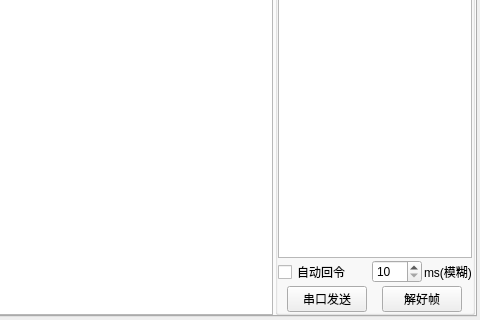
Old version of the form widget.ui in the repository Sadaharuuu/PinHZ; both pictures show x 420 to 900 and y 380 to 700 of the 900 by 700 pixel window.
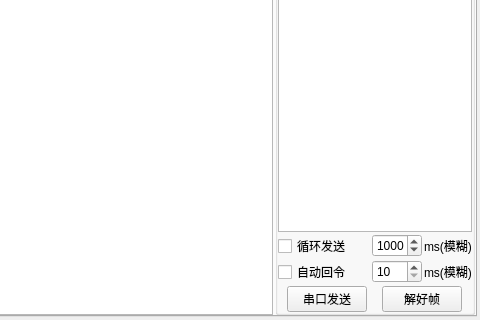
New version of the form. Icons and pictures are not drawn.

Diff of the .ui file:
```diff
--- a/widget.ui
+++ b/widget.ui
@@ -909,6 +909,65 @@
                </property>
               </widget>
              </item>
+             <item>
+              <layout class="QHBoxLayout" name="horizontalLayout_20">
+               <property name="spacing">
+                <number>2</number>
+               </property>
+               <item>
+                <widget class="QCheckBox" name="check_autoSend">
+                 <property name="text">
+                  <string>循环发送</string>
+                 </property>
+                </widget>
+               </item>
+               <item>
+                <spacer name="horizontalSpacer_2">
+                 <property name="orientation">
+                  <enum>Qt::Horizontal</enum>
+                 </property>
+                 <property name="sizeHint" stdset="0">
+                  <size>
+                   <width>40</width>
+                   <height>20</height>
+                  </size>
+                 </property>
+                </spacer>
+               </item>
+               <item>
+                <widget class="QSpinBox" name="spinBox_sendPeriod">
+                 <property name="minimumSize">
+                  <size>
+                   <width>50</width>
+                   <height>0</height>
+                  </size>
+                 </property>
+                 <property name="maximumSize">
+                  <size>
+                   <width>50</width>
+                   <height>16777215</height>
+                  </size>
+                 </property>
+                 <property name="minimum">
+                  <number>10</number>
+                 </property>
+                 <property name="maximum">
+                  <number>9999</number>
+                 </property>
+                 <property name="value">
+                  <number>1000</number>
+                 </property>
+                </widget>
+               </item>
+               <item>
+                <widget class="QLabel" name="label_4">
+                 <property name="text">
+                  <string>ms(模糊)</string>
+                 </property>
+                </widget>
+               </item>
+              </layout>
+             </item>
              <item>
               <layout class="QHBoxLayout" name="horizontalLayout_9">
                <property name="spacing">
```
Left out of the diff: 4 changed lines with no effect on the pictures.
